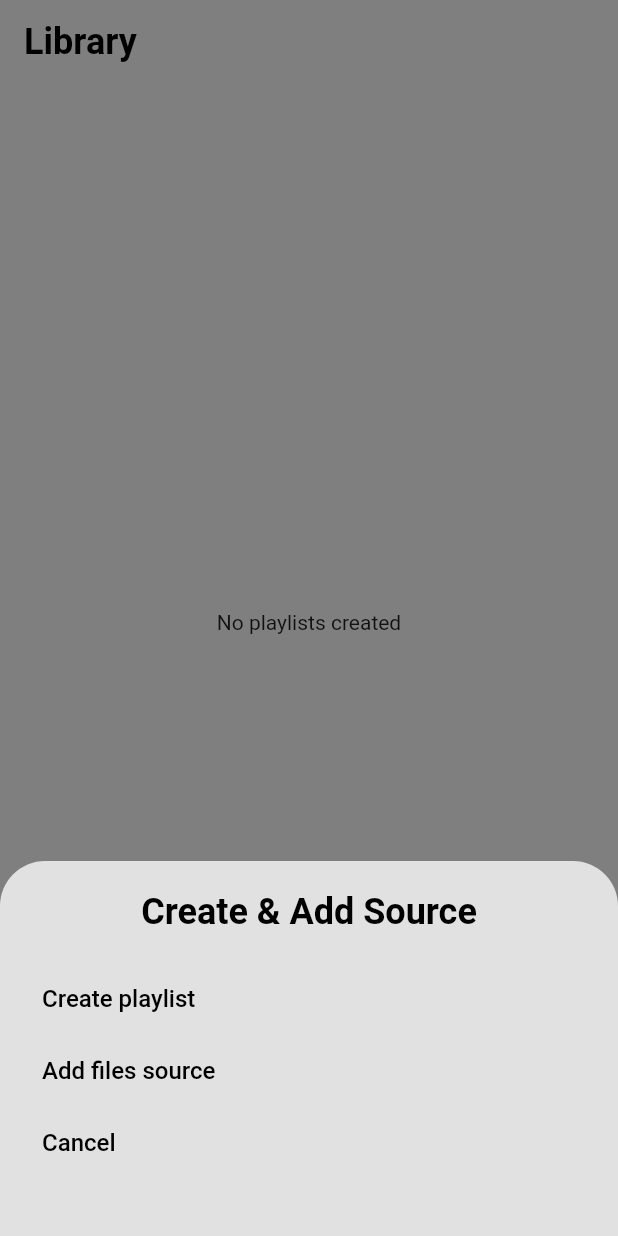
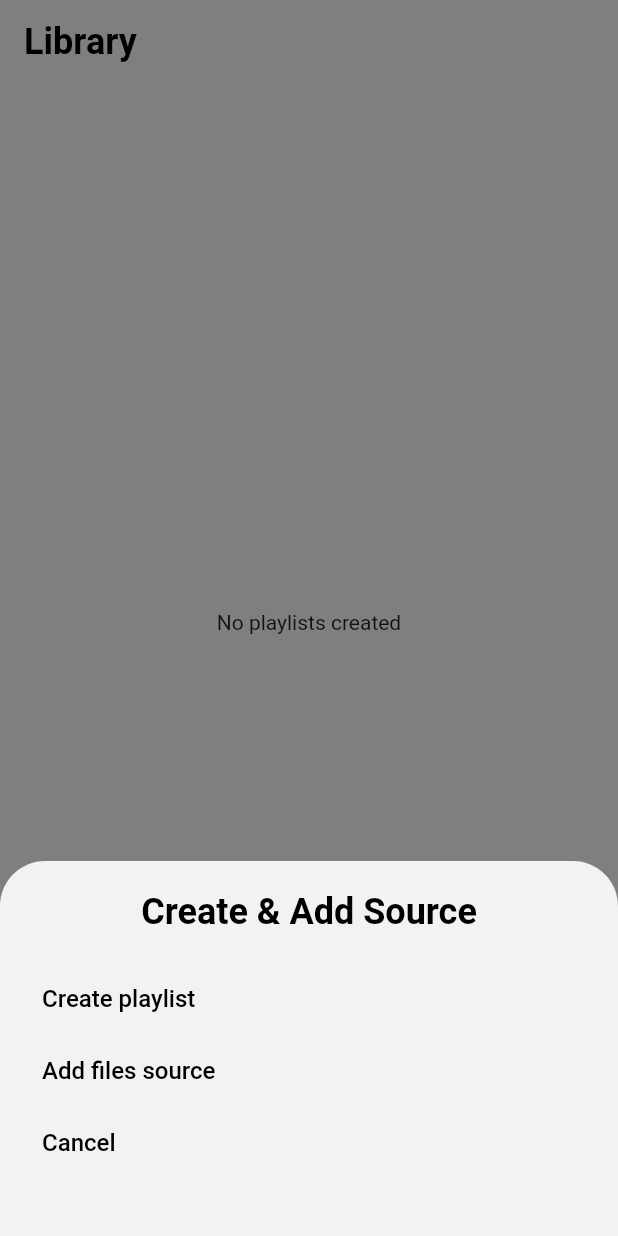
Before and after one commit to Desu1243/AudioReader, a Flutter app: the screen it shows after launch, after a tap on "Create", on a phone screen of 412 x 824 dp. Run offline on Flutter 3.47's test engine with Material 2 defaults, Android fonts, the phone set to English and light mode, and no system bars; our stand-ins replace file_picker, flutter_spinkit.

Commit message:
complete settings page

```diff
--- a/lib/pages/LoadingPage.dart
+++ b/lib/pages/LoadingPage.dart
@@ -31,9 +31,9 @@ class _LoadingPageState extends State<LoadingPage> {
   Widget build(BuildContext context) {
     return Scaffold(
       body: Container(
-        decoration: BoxDecoration(
+        decoration: const BoxDecoration(
             gradient: LinearGradient(
-                colors: [ThemeService.white, ThemeService.lightGrey],
+                colors: [Color.fromRGBO(225, 225, 225, 1), Color.fromRGBO(160, 160, 160, 1)],
                 begin: Alignment.topCenter,
                 end: Alignment.bottomLeft)),
         child: const Center(
--- a/lib/pages/SettingsPage.dart
+++ b/lib/pages/SettingsPage.dart
@@ -15,6 +15,9 @@ class _SettingsPageState extends State<SettingsPage> {
   List<Extension> settingsSupportedExtensions = [
     ...SettingsService.settings.supportedExtensions
   ];
+  List<String> addedSources = SettingsService.settings.sources;
+  double newMinAudioLength = SettingsService.settings.minAudioLength.toDouble();
+
 
   @override
   Widget build(BuildContext context) {
@@ -36,10 +39,43 @@ class _SettingsPageState extends State<SettingsPage> {
               title: const Text("Select extensions"),
               textColor: ThemeService.text,
               children: [
-                ...settingsSupportedExtensions
+                ...(settingsSupportedExtensions
                     .map((ex) => checkboxExtensionOption(ex))
-                    .toList(),
+                    .toList()),
               ],
+            ),
+            ExpansionTile(
+              title: const Text("Added sources"),
+              textColor: ThemeService.text,
+              children: [
+                if (SettingsService.settings.sources.isEmpty)
+                  const Padding(
+                      padding: EdgeInsets.all(20),
+                      child: Align(
+                          alignment: Alignment.centerLeft,
+                          child: Text("No sources added", textAlign: TextAlign.left))),
+                ...(addedSources.map((src)=>sourceOption(src)).toList())
+              ],
+            ),
+            Padding(
+              padding: const EdgeInsets.all(20),
+              child: Text("Minimum media file length: ${newMinAudioLength.toInt()} min"),
+            ),
+            Slider(
+              value: newMinAudioLength,
+              onChanged: (value){
+                setState(() {
+                  newMinAudioLength = value;
+                });
+              },
+              onChangeEnd: (value) async {
+                SettingsService settingsService = SettingsService();
+                SettingsService.settings.minAudioLength = newMinAudioLength.toInt();
+                settingsService.updateSettings();
+              },
+              min: 1,
+              max: 60,
+              divisions: 59,
             )
           ]),
         ));
@@ -51,10 +87,35 @@ class _SettingsPageState extends State<SettingsPage> {
       onChanged: (value) async {
         /// change settings after updating selected extensions
         SettingsService settingsService = SettingsService();
-        setState(() {
-          extension.isSelected = value!;
-        });
-        await settingsService.updateSettings();
+        if(context.mounted){
+          setState(() {
+            extension.isSelected = value!;
+          });
+          await settingsService.updateSettings();
+        }
       },
       title: Text(extension.extension));
+
+
+  Widget sourceOption(String src) => Padding(
+    padding: const EdgeInsets.symmetric(horizontal: 20, vertical: 10),
+    child: Row(
+      children: [
+        Expanded(child: Text((src.split('0/')).last)),
+        IconButton(
+            onPressed: () async {
+              /// delete from sources list and save settings
+              SettingsService settingsService = SettingsService();
+              if(context.mounted){
+                setState(() {
+                  var removed = addedSources.remove(src);
+                });
+                await settingsService.updateSettings();
+              }
+            },
+            icon: const Icon(Icons.delete), color: ThemeService.text)
+      ],
+    ),
+  );
+
 }
--- a/lib/services/ThemeService.dart
+++ b/lib/services/ThemeService.dart
@@ -2,7 +2,7 @@ import 'package:flutter/rendering.dart';
 
 class ThemeService{
   ThemeService();
-  static Color white = const Color.fromRGBO(225, 225, 225, 1);
+  static Color white = const Color.fromRGBO(242, 242, 242, 1);
   static Color lightGrey = const Color.fromRGBO(160, 160, 160, 1);
   static Color text = const Color.fromRGBO(0, 0, 0, 1);
   static Color background = const Color.fromRGBO(255, 255, 255, 1);
--- a/lib/widgets/CreateOptionMenu.dart
+++ b/lib/widgets/CreateOptionMenu.dart
@@ -38,7 +38,7 @@ class CreateOptionMenu extends StatelessWidget {
                   ),
                 ),
               ),
-              TextButton(
+              TextButton( /// create playlist button
                   onPressed: () {
                     Navigator.push(context, MaterialPageRoute(builder: (context) => const CreatePage()));
                   },
@@ -49,7 +49,7 @@ class CreateOptionMenu extends StatelessWidget {
                       style: TextStyle(fontSize: 16, color: ThemeService.text),
                     ),
                   )),
-              TextButton(
+              TextButton( /// add files source button
                   onPressed: () async {
                     /// open select directory menu and if selected something add it to source
                     String? selectedDirectory = await FilePicker.platform.getDirectoryPath();
@@ -70,7 +70,7 @@ class CreateOptionMenu extends StatelessWidget {
                       style: TextStyle(fontSize: 16, color: ThemeService.text),
                     ),
                   )),
-              TextButton(
+              TextButton( /// cancel button
                   onPressed: () {
                       Navigator.of(context).pop();
                   },
```
